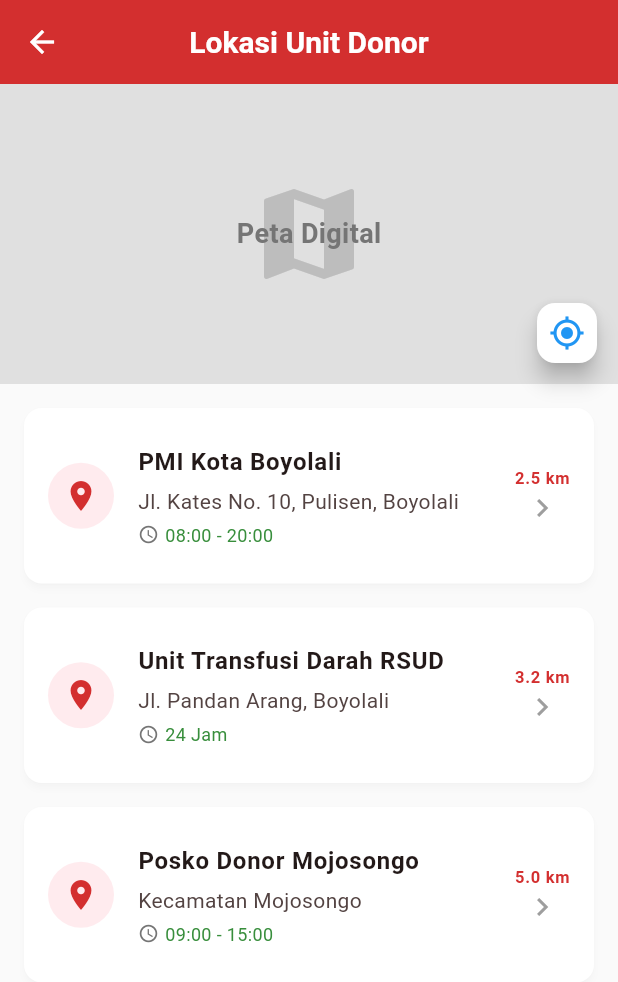
After one commit to adittttttttt123/donor_darah, a Flutter app: the UserLokasiUnitScreen screen opened by its route, on a phone screen of 412 x 824 dp. The commit adds this screen. Shown: the top 982 px of the screen. Run offline on Flutter 3.47's test engine with Material 3 defaults, Android fonts, the phone set to English and light mode, and no system bars; our stand-ins replace get, get_storage, image_picker, supabase_flutter; accounts and stored records are empty; network calls fail; Roboto replaces fonts that are missing (Poppins).

Commit message:
memperbaiki fitur user

```diff
--- a/lib/main.dart
+++ b/lib/main.dart
@@ -10,6 +10,8 @@ import 'screens/user/user_riwayat.dart';
 import 'screens/user/user_profil.dart';
 import 'screens/settings/settings_page.dart';
 import 'screens/user/user_daftar_donor.dart';
+import 'screens/user/user_kartu_donor.dart';
+import 'screens/user/user_lokasi_unit.dart';
 import 'screens/admin/login_admin_page.dart';
 import 'screens/admin/dashboard_admin_page.dart';
 import 'screens/admin/data_pendonor_page.dart';
@@ -53,6 +55,8 @@ class DonorDarahUserApp extends StatelessWidget {
         '/profil': (context) => const UserProfilScreen(),
         '/settings': (context) => const SettingsPage(),
         '/daftar_donor': (context) => const UserDaftarDonorScreen(),
+        '/kartu_donor': (context) => const UserKartuDonorScreen(),
+        '/lokasi_unit': (context) => const UserLokasiUnitScreen(),
         '/admin_login': (context) => const LoginAdminPage(),
         '/admin/dashboard': (context) => const DashboardAdminPage(),
         '/admin/pendonor': (context) => const DataPendonorPage(),
--- /dev/null
+++ b/lib/screens/user/user_lokasi_unit.dart
@@ -0,0 +1,157 @@
+import 'package:flutter/material.dart';
+import '../../core/app_theme.dart';
+
+class UserLokasiUnitScreen extends StatelessWidget {
+  const UserLokasiUnitScreen({super.key});
+
+  @override
+  Widget build(BuildContext context) {
+    // Dummy Data
+    final List<Map<String, dynamic>> units = [
+      {
+        "nama": "PMI Kota Boyolali",
+        "alamat": "Jl. Kates No. 10, Pulisen, Boyolali",
+        "jarak": "2.5 km",
+        "jam": "08:00 - 20:00",
+        "lat": -7.531,
+        "lng": 110.596,
+      },
+      {
+        "nama": "Unit Transfusi Darah RSUD",
+        "alamat": "Jl. Pandan Arang, Boyolali",
+        "jarak": "3.2 km",
+        "jam": "24 Jam",
+        "lat": -7.536,
+        "lng": 110.599,
+      },
+      {
+        "nama": "Posko Donor Mojosongo",
+        "alamat": "Kecamatan Mojosongo",
+        "jarak": "5.0 km",
+        "jam": "09:00 - 15:00",
+        "lat": -7.540,
+        "lng": 110.605,
+      },
+    ];
+
+    return Scaffold(
+      appBar: AppBar(
+        title: const Text("Lokasi Unit Donor"),
+        backgroundColor: AppTheme.primaryColor,
+        foregroundColor: Colors.white,
+      ),
+      body: Column(
+        children: [
+          // Simulated Map Area
+          Container(
+            height: 200,
+            width: double.infinity,
+            color: Colors.grey.shade300,
+            child: Stack(
+              children: [
+                Center(
+                  child: Icon(Icons.map, size: 80, color: Colors.grey.shade400),
+                ),
+                Positioned(
+                  bottom: 10,
+                  right: 10,
+                  child: FloatingActionButton.small(
+                    onPressed: () {},
+                    backgroundColor: Colors.white,
+                    child: const Icon(Icons.my_location, color: Colors.blue),
+                  ),
+                ),
+                Center(
+                  child: Text(
+                    "Peta Digital",
+                    style: TextStyle(
+                      color: Colors.grey.shade600,
+                      fontWeight: FontWeight.bold,
+                      fontSize: 18,
+                    ),
+                  ),
+                ),
+              ],
+            ),
+          ),
+
+          Expanded(
+            child: ListView.builder(
+              padding: const EdgeInsets.all(16),
+              itemCount: units.length,
+              itemBuilder: (context, index) {
+                final item = units[index];
+                return Card(
+                  margin: const EdgeInsets.only(bottom: 16),
+                  shape: RoundedRectangleBorder(
+                    borderRadius: BorderRadius.circular(12),
+                  ),
+                  elevation: 2,
+                  child: ListTile(
+                    contentPadding: const EdgeInsets.all(16),
+                    leading: Container(
+                      padding: const EdgeInsets.all(10),
+                      decoration: BoxDecoration(
+                        color: Colors.red.shade50,
+                        shape: BoxShape.circle,
+                      ),
+                      child: const Icon(
+                        Icons.location_on,
+                        color: AppTheme.primaryColor,
+                      ),
+                    ),
+                    title: Text(
+                      item['nama'],
+                      style: const TextStyle(fontWeight: FontWeight.bold),
+                    ),
+                    subtitle: Column(
+                      crossAxisAlignment: CrossAxisAlignment.start,
+                      children: [
+                        const SizedBox(height: 4),
+                        Text(item['alamat']),
+                        const SizedBox(height: 4),
+                        Row(
+                          children: [
+                            Icon(
+                              Icons.access_time,
+                              size: 14,
+                              color: Colors.grey.shade600,
+                            ),
+                            const SizedBox(width: 4),
+                            Text(
+                              item['jam'],
+                              style: TextStyle(
+                                fontSize: 12,
+                                color: Colors.green.shade700,
+                              ),
+                            ),
+                          ],
+                        ),
+                      ],
+                    ),
+                    trailing: Column(
+                      mainAxisAlignment: MainAxisAlignment.center,
+                      children: [
+                        Text(
+                          item['jarak'],
+                          style: const TextStyle(
+                            fontWeight: FontWeight.bold,
+                            color: AppTheme.primaryColor,
+                          ),
+                        ),
+                        const Icon(Icons.chevron_right, color: Colors.grey),
+                      ],
+                    ),
+                    onTap: () {
+                      // Navigate or show detail
+                    },
+                  ),
+                );
+              },
+            ),
+          ),
+        ],
+      ),
+    );
+  }
+}
```
Also changed, not shown: lib/screens/settings/settings_page.dart (+13 -0 lines), lib/screens/user/user_dashboard.dart (+4 -23 lines), lib/screens/user/user_kartu_donor.dart (added, +240 -0 lines), lib/screens/user/user_profil.dart (+0 -18 lines), 5 other files.
